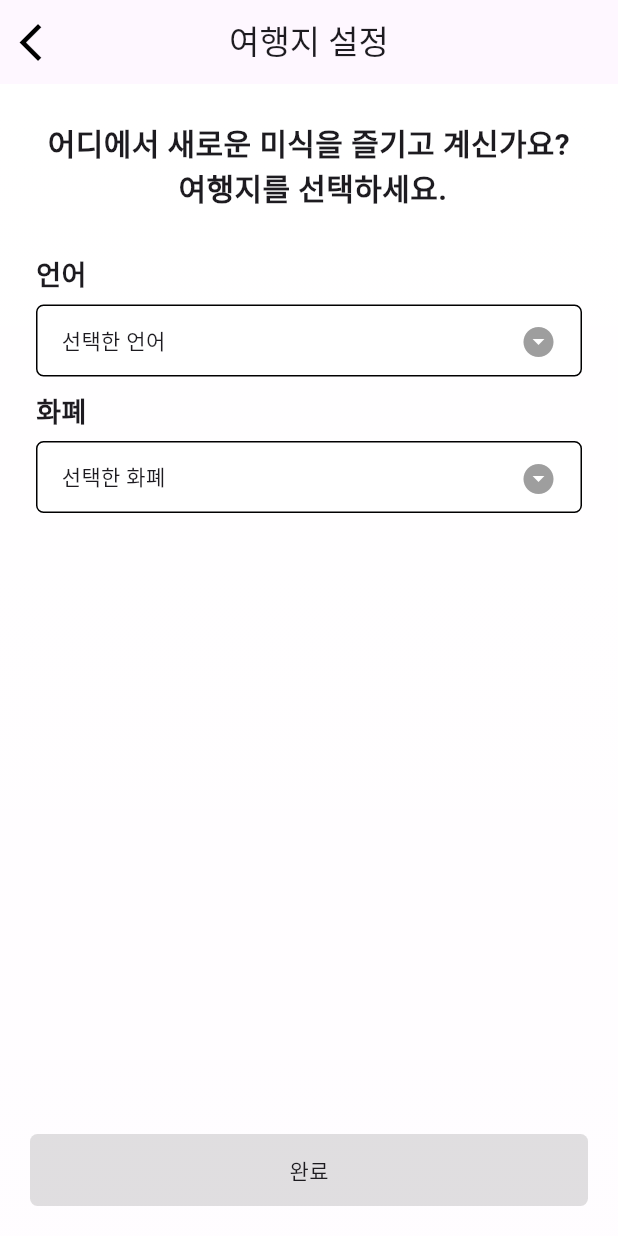
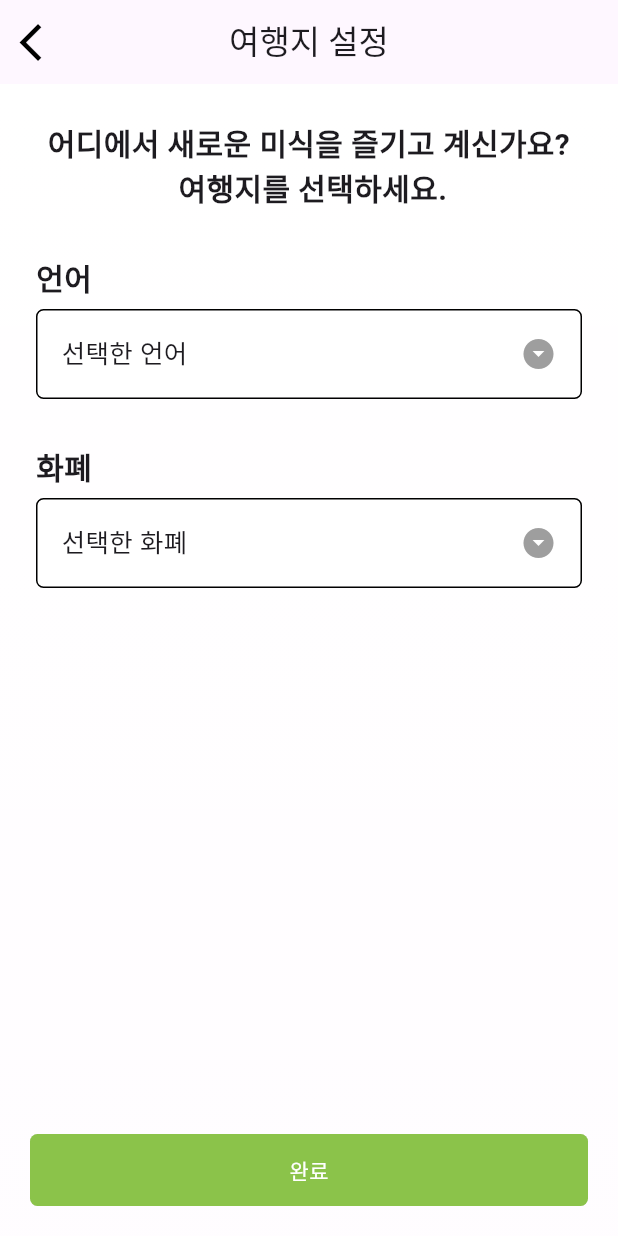
Before and after one commit to Team-FoodiePass/FoodiePass-Android, a Flutter app: the DestinationSettingPage screen opened directly with empty values, on a phone screen of 412 x 824 dp. Run offline on Flutter 3.47's test engine with Material 3 defaults, Android fonts, the phone set to English and light mode, and no system bars.

Commit message:
[#7] fix: 여행지 설정 페이지
- 글씨 폰트 크기 및 간격 변경
- 버튼 색상 변경

```diff
--- a/lib/pages/destination_setting_page.dart
+++ b/lib/pages/destination_setting_page.dart
@@ -24,6 +24,7 @@ class DestinationSettingPageState extends State<DestinationSettingPage> {
           child: InkWell(
             onTap: () {
               // TODO: 뒤로 가기 기능
+              print('click go back button');
             },
             child: Container(
               alignment: Alignment.center,
@@ -61,16 +62,17 @@ class DestinationSettingPageState extends State<DestinationSettingPage> {
               const SizedBox(height: 30),
               const Text(
                 "언어",
-                style: TextStyle(fontSize: 18, fontWeight: FontWeight.bold),
+                style: TextStyle(fontSize: 20, fontWeight: FontWeight.bold),
               ),
               const SizedBox(height: 7),
               GestureDetector(
                 onTap: () {
                   // TODO: 언어 목록 보여주기
+                  print('click language list button');
                 },
                 child: Container(
                   width: double.infinity,
-                  height: 48,
+                  height: 60,
                   padding:
                       const EdgeInsets.symmetric(horizontal: 16, vertical: 12),
                   decoration: ShapeDecoration(
@@ -81,7 +83,7 @@ class DestinationSettingPageState extends State<DestinationSettingPage> {
                   child: const Row(
                     mainAxisAlignment: MainAxisAlignment.spaceBetween,
                     children: [
-                      Text("선택한 언어"),
+                      Text("선택한 언어" , style: TextStyle(fontSize: 17),),
                       Icon(
                         Icons.arrow_drop_down_circle,
                         color: Colors.grey,
@@ -90,19 +92,20 @@ class DestinationSettingPageState extends State<DestinationSettingPage> {
                   ),
                 ),
               ),
-              const SizedBox(height: 10),
+              const SizedBox(height: 30),
               const Text(
                 "화폐",
-                style: TextStyle(fontSize: 18, fontWeight: FontWeight.bold),
+                style: TextStyle(fontSize: 20, fontWeight: FontWeight.bold),
               ),
               const SizedBox(height: 7),
               GestureDetector(
                 onTap: () {
-                  // TODO: 통화 목록 보여주기
+                  // TODO: 화폐 목록 보여주기
+                  print('click currency list button');
                 },
                 child: Container(
                   width: double.infinity,
-                  height: 48,
+                  height: 60,
                   padding:
                       const EdgeInsets.symmetric(horizontal: 16, vertical: 12),
                   decoration: ShapeDecoration(
@@ -113,7 +116,7 @@ class DestinationSettingPageState extends State<DestinationSettingPage> {
                   child: const Row(
                     mainAxisAlignment: MainAxisAlignment.spaceBetween,
                     children: [
-                      Text("선택한 화폐"),
+                      Text("선택한 화폐", style: TextStyle(fontSize: 17),),
                       Icon(
                         Icons.arrow_drop_down_circle,
                         color: Colors.grey,
@@ -129,7 +132,6 @@ class DestinationSettingPageState extends State<DestinationSettingPage> {
       floatingActionButton: Container(
         width: double.infinity,
         height: 48,
-        padding: const EdgeInsets.symmetric(horizontal: 16, vertical: 12),
         margin: const EdgeInsets.only(bottom: 20, left: 20, right: 20),
         decoration: ShapeDecoration(
           color: Colors.black12,
@@ -140,10 +142,22 @@ class DestinationSettingPageState extends State<DestinationSettingPage> {
         child: InkWell(
           borderRadius: BorderRadius.circular(5),
           onTap: () {
-            // TODO: 설정한 언어와 통화 적용 로직
+            print('click done button');
           },
-          child: const Center(
-            child: Text("완료"),
+          child: Container(
+            width: double.infinity,
+            decoration: BoxDecoration(
+              color: Colors.lightGreen,
+              borderRadius: BorderRadius.circular(5),
+            ),
+            child: const Center(
+              child: Text(
+                "완료",
+                style: TextStyle(
+                  color: Colors.white, // 텍스트 색상 설정
+                ),
+              ),
+            ),
           ),
         ),
       ),
```
